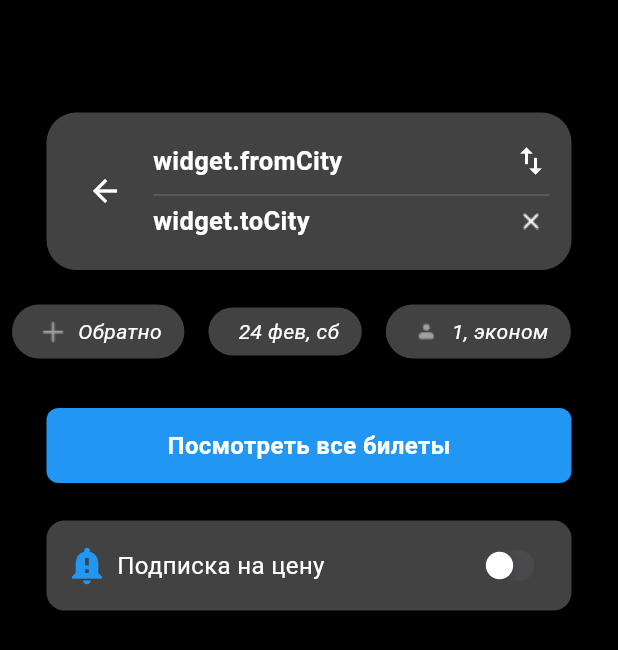
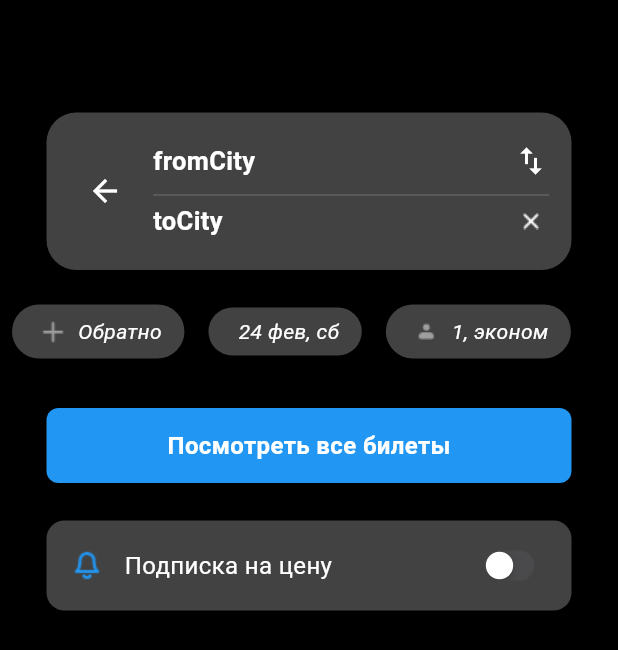
Before and after one commit to Zettaisha/avia_app, a Flutter app: the screen it shows after launch, on a phone screen of 412 x 824 dp. Shown: the top 650 px of the screen. Run offline on Flutter 3.47's test engine with Material 3 defaults, Android fonts, the phone set to English and light mode, and no system bars; our stand-ins replace dio, equatable, flutter_bloc, get_it, retrofit, shared_preferences; generated files the repository leaves out were written again.

Commit message:
added image icon

```diff
--- a/lib/features/1_home_page/presentation/pages/search_page.dart
+++ b/lib/features/1_home_page/presentation/pages/search_page.dart
@@ -53,7 +53,7 @@ class _SearchPageState extends State<SearchPage> {
                                 Row(
                                   children: [
                                     Text(
-                                      'widget.fromCity',
+                                      'fromCity',
                                       style: TextStyle(
                                         color: Colors.white,
                                         fontSize: 17,
@@ -81,7 +81,7 @@ class _SearchPageState extends State<SearchPage> {
                                 Row(
                                   children: [
                                     Text(
-                                      'widget.toCity',
+                                      'toCity',
                                       style: TextStyle(
                                         color: Colors.white,
                                         fontSize: 17,
@@ -146,12 +146,13 @@ class _SearchPageState extends State<SearchPage> {
                   children: [
                     const Row(
                       children: [
-                        Icon(
-                          Icons.notification_important,
+                        ImageIcon(
+                          AssetImage(
+                              'lib/assets/images/icons/notifications_icon.png'),
                           color: Colors.blue,
                           size: 30,
                         ),
-                        SizedBox(width: 5),
+                        SizedBox(width: 10),
                         Text(
                           'Подписка на цену',
                           style: TextStyle(color: Colors.white, fontSize: 16),
```
Also changed, not shown: lib/assets/images/icons/notifications_icon.png (added).
